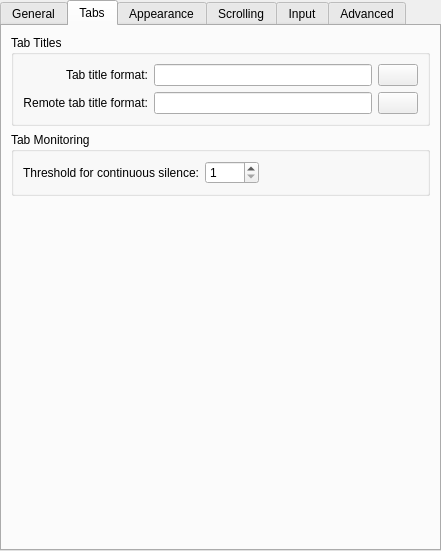
Old version of the form src/EditProfileDialog.ui in the repository KDE/konsole.
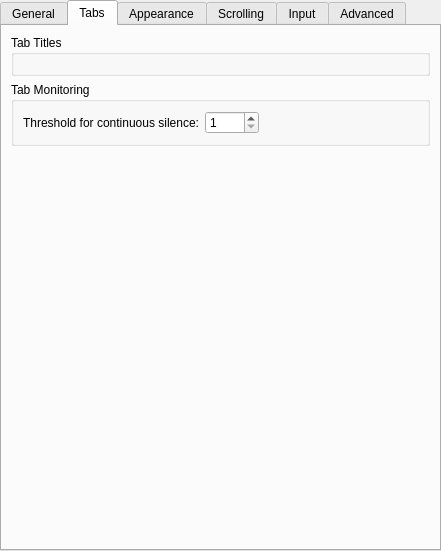
New version of the form. The open tabs and pages were chosen to show the change. Custom widgets are drawn as their Qt base class.

Commit message:
Refacotr tab format related UI components into RenameTabWidget
This make EditProfileDialog and RenameTabsDialog reuse the same
widget, instead of duplicating each other in its own code or .ui file.
RenameTabsDialog is now just a simple container of RenameTabWidget

Diff of the .ui file:
```diff
--- a/src/EditProfileDialog.ui
+++ b/src/EditProfileDialog.ui
@@ -267,44 +267,7 @@
          </property>
          <layout class="QGridLayout">
           <item row="0" column="0">
-           <widget class="QLabel" name="label">
-            <property name="text">
-             <string>Tab title format:</string>
-            </property>
-            <property name="alignment">
-             <set>Qt::AlignRight|Qt::AlignTrailing|Qt::AlignVCenter</set>
-            </property>
-           </widget>
-          </item>
-          <item row="0" column="1">
-           <widget class="KLineEdit" name="tabTitleEdit">
-            <property name="toolTip">
-             <string>Normal tab title format</string>
-            </property>
-           </widget>
-          </item>
-          <item row="0" column="2">
-           <widget class="Konsole::TabTitleFormatButton" name="tabTitleFormatButton"/>
-          </item>
-          <item row="1" column="0">
-           <widget class="QLabel" name="label_2">
-            <property name="text">
-             <string>Remote tab title format:</string>
-            </property>
-            <property name="alignment">
-             <set>Qt::AlignRight|Qt::AlignTrailing|Qt::AlignVCenter</set>
-            </property>
-           </widget>
-          </item>
-          <item row="1" column="1">
-           <widget class="KLineEdit" name="remoteTabTitleEdit">
-            <property name="toolTip">
-             <string>Tab title format used when a remote command (e.g. connection to another computer via SSH) is being executed</string>
-            </property>
-           </widget>
-          </item>
-          <item row="1" column="2">
-           <widget class="Konsole::TabTitleFormatButton" name="remoteTabTitleFormatButton"/>
+           <widget class="Konsole::RenameTabWidget" name="renameTabWidget"/>
           </item>
          </layout>
         </widget>
@@ -1109,9 +1072,9 @@
    <container>1</container>
   </customwidget>
   <customwidget>
-   <class>Konsole::TabTitleFormatButton</class>
-   <extends>QPushButton</extends>
-   <header>TabTitleFormatButton.h</header>
+   <class>Konsole::RenameTabWidget</class>
+   <extends>QWidget</extends>
+   <header>RenameTabWidget.h</header>
   </customwidget>
   <customwidget>
    <class>Konsole::HistorySizeWidget</class>
```
The commit also changes 8 other files.
